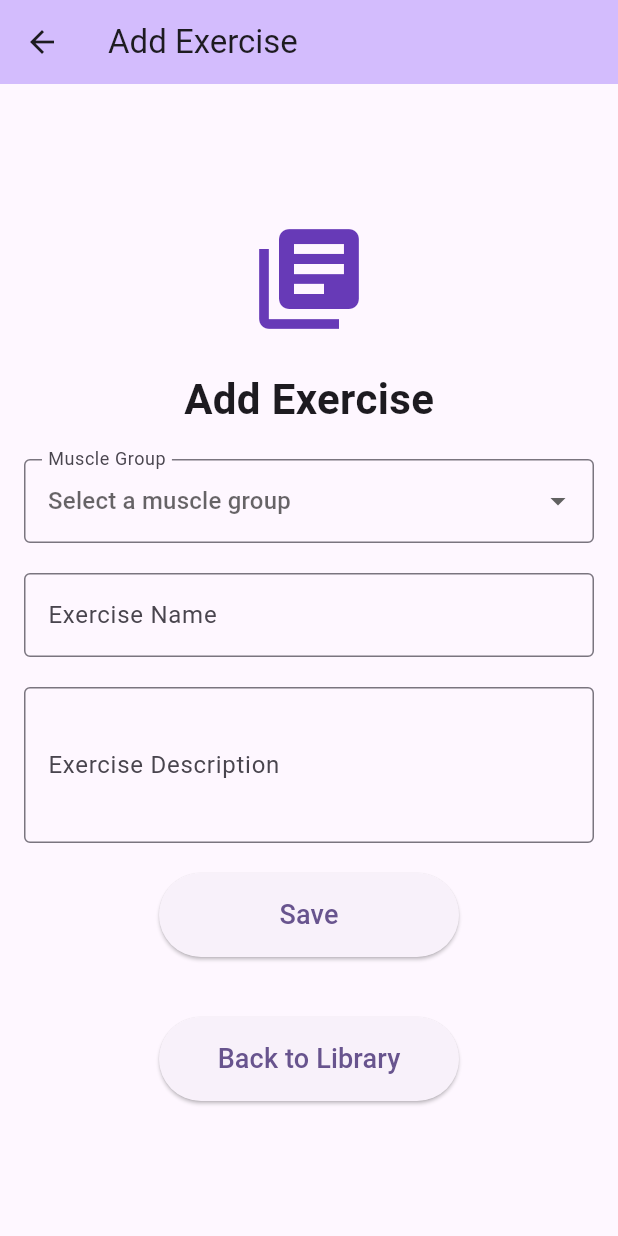
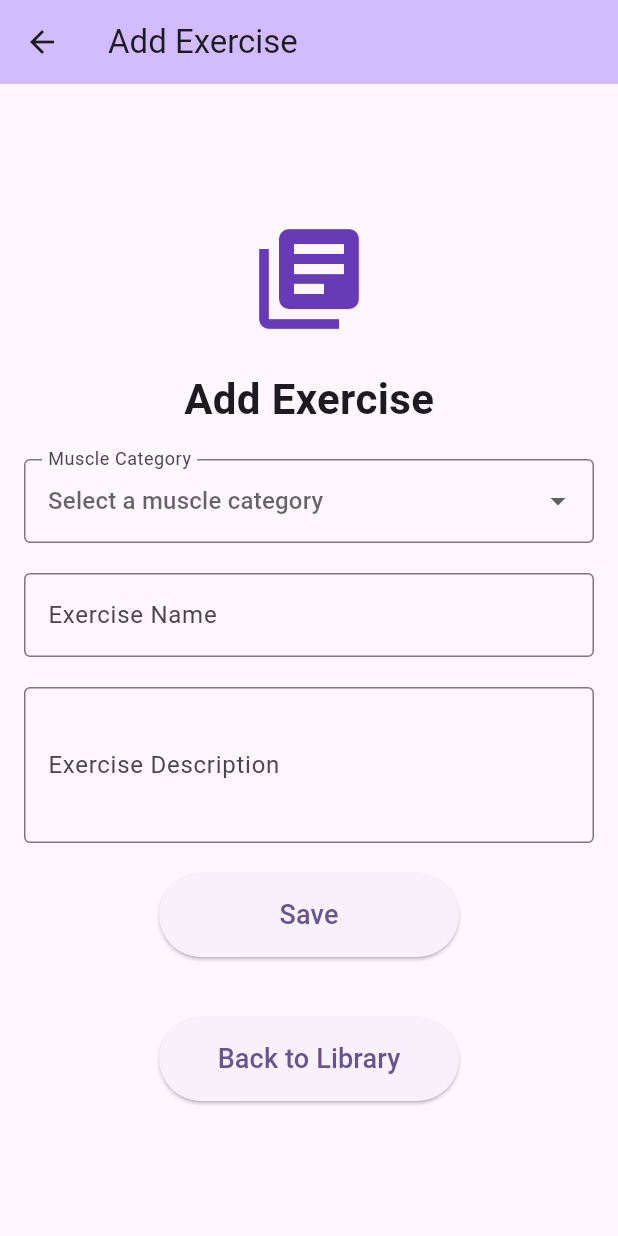
Before and after one commit to teofilmunteanu/gym_assistant_flutter, a Flutter app: the Screen5AddExercise screen opened by its route, on a phone screen of 412 x 824 dp. Run offline on Flutter 3.47's test engine with Material 3 defaults, Android fonts, the phone set to English and light mode, and no system bars.

Commit message:
muscle categories

```diff
--- a/lib/main.dart
+++ b/lib/main.dart
@@ -1,4 +1,5 @@
 import 'package:flutter/material.dart';
+import 'services/muscle_service.dart';
 import 'screens/main_menu.dart';
 import 'screens/screen_1_exercise_library.dart';
 import 'screens/screen_2_workout_templates.dart';
@@ -6,7 +7,9 @@ import 'screens/screen_3_workouts_history.dart';
 import 'screens/screen_4_settings.dart';
 import 'screens/screen_5_add_exercise.dart';
 
-void main() {
+void main() async {
+  WidgetsFlutterBinding.ensureInitialized();
+  await MuscleService().init();
   runApp(const MyApp());
 }
 
--- /dev/null
+++ b/lib/models/muscle_model.dart
@@ -0,0 +1,12 @@
+class MuscleNode {
+  // Just the data model, no methods
+  final String id;
+  final String name;
+  final Map<String, MuscleNode> children;
+
+  const MuscleNode({
+    required this.id,
+    required this.name,
+    this.children = const {},
+  });
+}
--- a/lib/screens/screen_5_add_exercise.dart
+++ b/lib/screens/screen_5_add_exercise.dart
@@ -1,4 +1,6 @@
 import 'package:flutter/material.dart';
+import 'package:gym_assistant_flutter/models/muscle_model.dart';
+import 'package:gym_assistant_flutter/services/muscle_service.dart';
 
 class Screen5AddExercise extends StatefulWidget {
   const Screen5AddExercise({super.key});
@@ -8,22 +10,11 @@ class Screen5AddExercise extends StatefulWidget {
 }
 
 class _Screen5AddExerciseState extends State<Screen5AddExercise> {
+  String? selectedMuscleCategory;
   String? selectedMuscleGroup;
+  String? selectedMuscleSubgroup;
 
-  final List<String> muscleGroups = [
-    'Chest',
-    'Back',
-    'Shoulders',
-    'Biceps',
-    'Triceps',
-    'Forearms',
-    'Legs',
-    'Quadriceps',
-    'Hamstrings',
-    'Glutes',
-    'Calves',
-    'Abs',
-  ];
+  final List<MuscleNode> muscleCategories = MuscleService().getCategories();
 
   @override
   Widget build(BuildContext context) {
@@ -61,23 +52,25 @@ class _Screen5AddExerciseState extends State<Screen5AddExercise> {
 
               child: Column(
                 children: [
-                  // Muscle group dropdown menu
+                  // Muscle category dropdown menu
                   DropdownButtonFormField<String>(
-                    initialValue: selectedMuscleGroup,
-                    hint: const Text('Select a muscle group'),
+                    initialValue: selectedMuscleCategory,
+                    hint: const Text('Select a muscle category'),
                     decoration: const InputDecoration(
                       border: OutlineInputBorder(),
-                      labelText: 'Muscle Group',
+                      labelText: 'Muscle Category',
                     ),
-                    items: muscleGroups.map((String group) {
+                    items: muscleCategories.map((MuscleNode node) {
                       return DropdownMenuItem<String>(
-                        value: group,
-                        child: Text(group),
+                        value: node.id,
+                        child: Text(node.name),
                       );
                     }).toList(),
                     onChanged: (String? newValue) {
                       setState(() {
-                        selectedMuscleGroup = newValue;
+                        selectedMuscleCategory = newValue;
+                        selectedMuscleGroup = null;
+                        selectedMuscleSubgroup = null;
                       });
                     },
                     validator: (value) {
@@ -89,6 +82,61 @@ class _Screen5AddExerciseState extends State<Screen5AddExercise> {
                   ),
 
                   const SizedBox(height: 20),
+
+                  // Muscle group dropdown (only visible if category selected)
+                  if (selectedMuscleCategory != null)
+                    DropdownButtonFormField<String>(
+                      initialValue: selectedMuscleGroup,
+                      hint: const Text('Select a muscle group'),
+                      decoration: const InputDecoration(
+                        border: OutlineInputBorder(),
+                        labelText: 'Muscle Group',
+                      ),
+                      items: MuscleService()
+                          .getGroupsForCategory(selectedMuscleCategory!)
+                          .map((MuscleNode node) {
+                        return DropdownMenuItem<String>(
+                          value: node.id,
+                          child: Text(node.name),
+                        );
+                      }).toList(),
+                      onChanged: (String? newValue) {
+                        setState(() {
+                          selectedMuscleGroup = newValue;
+                          selectedMuscleSubgroup = null;
+                        });
+                      },
+                    ),
+
+                  if (selectedMuscleCategory != null) const SizedBox(height: 20),
+
+                  // Muscle subgroup dropdown (only visible if group selected and has children)
+                  if (selectedMuscleCategory != null &&
+                      selectedMuscleGroup != null &&
+                      MuscleService().getChildrenForNode(selectedMuscleCategory!, selectedMuscleGroup!).isNotEmpty)
+                    DropdownButtonFormField<String>(
+                      initialValue: selectedMuscleSubgroup,
+                      hint: const Text('Select a muscle subgroup'),
+                      decoration: const InputDecoration(
+                        border: OutlineInputBorder(),
+                        labelText: 'Muscle Subgroup',
+                      ),
+                      items: MuscleService()
+                          .getChildrenForNode(selectedMuscleCategory!, selectedMuscleGroup!)
+                          .map((MuscleNode node) {
+                        return DropdownMenuItem<String>(
+                          value: node.id,
+                          child: Text(node.name),
+                        );
+                      }).toList(),
+                      onChanged: (String? newValue) {
+                        setState(() {
+                          selectedMuscleSubgroup = newValue;
+                        });
+                      },
+                    ),
+
+                  if (selectedMuscleCategory != null && selectedMuscleGroup != null && MuscleService().getChildrenForNode(selectedMuscleCategory!, selectedMuscleGroup!).isNotEmpty) const SizedBox(height: 20),
 
                   // Exercise name input
                   TextFormField(
```
Also changed, not shown: lib/services/muscle_service.dart (added, +195 -0 lines).
